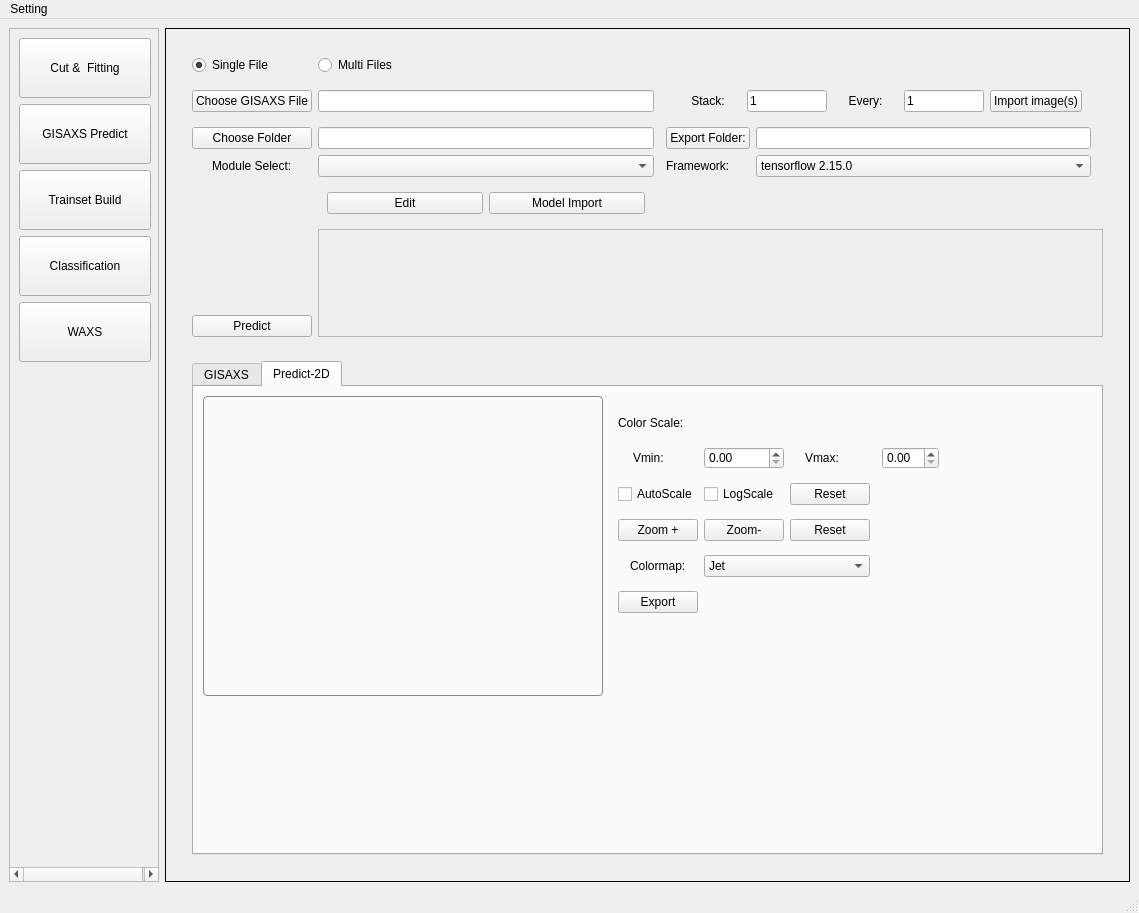
Old version of the form ui/main_window.ui in the repository zyffcc/gisaxs_gui.
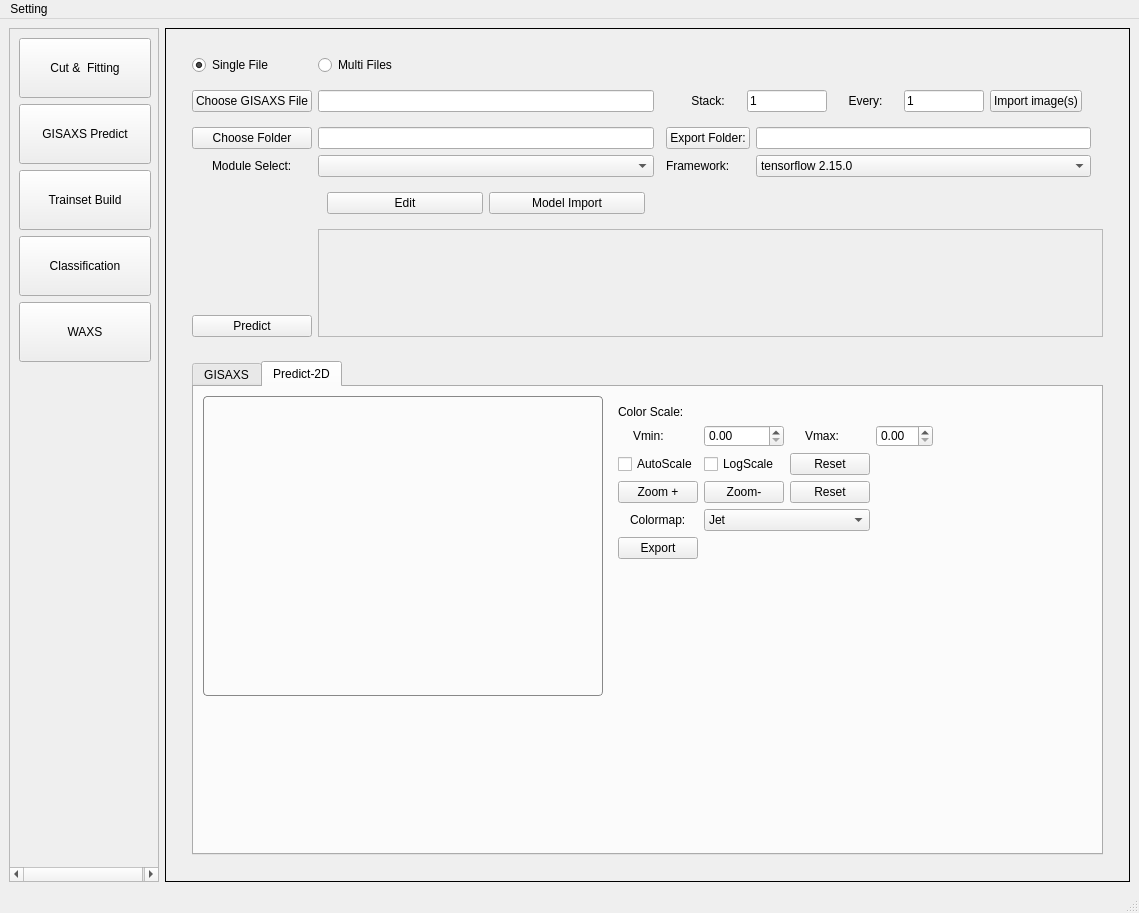
New version of the form. Custom widgets are drawn as their Qt base class.

```diff
--- a/ui/main_window.ui
+++ b/ui/main_window.ui
@@ -6191,7 +6191,7 @@
                     </property>
                    </widget>
                   </item>
-                  <item row="0" column="1">
+                  <item row="0" column="1" rowspan="3">
                    <widget class="QWidget" name="predict2dParameterWidget" native="true">
                     <layout class="QGridLayout" name="gridLayout_21">
                      <item row="0" column="0">
@@ -6207,7 +6207,7 @@
                        </property>
                       </widget>
                      </item>
-                     <item row="1" column="4">
+                     <item row="1" column="3">
                       <widget class="QDoubleSpinBox" name="predict2dVmaxValue"/>
                      </item>
                      <item row="1" column="1">
@@ -6357,7 +6357,14 @@
                        </property>
                       </widget>
                      </item>
-                     <item row="1" column="5">
+                     <item row="6" column="0">
+                      <widget class="QPushButton" name="predict2dExportButton">
+                       <property name="text">
+                        <string>Export</string>
+                       </property>
+                      </widget>
+                     </item>
+                     <item row="1" column="4">
                       <spacer name="horizontalSpacer_2">
                        <property name="orientation">
                         <enum>Qt::Horizontal</enum>
@@ -6386,12 +6393,18 @@
                        </item>
                       </widget>
                      </item>
-                     <item row="6" column="0">
-                      <widget class="QPushButton" name="predict2dExportButton">
-                       <property name="text">
-                        <string>Export</string>
+                     <item row="7" column="3">
+                      <spacer name="predict2dSpacer_2">
+                       <property name="orientation">
+                        <enum>Qt::Vertical</enum>
                        </property>
-                      </widget>
+                       <property name="sizeHint" stdset="0">
+                        <size>
+                         <width>20</width>
+                         <height>40</height>
+                        </size>
+                       </property>
+                      </spacer>
                      </item>
                     </layout>
                    </widget>
```
Left out of the diff: 28 changed lines with no effect on the pictures.
